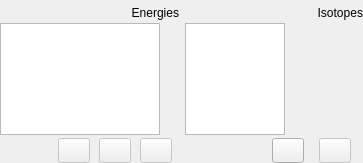
Qt form gui/analysis/widget_isotopes.ui (usnistgov/qpx-gamma) before a commit.
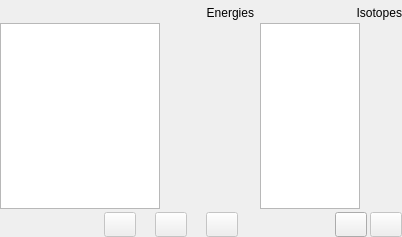
The same form after that commit. Icons and pictures are not drawn.

Patch:
```diff
--- a/gui/analysis/widget_isotopes.ui
+++ b/gui/analysis/widget_isotopes.ui
@@ -6,8 +6,8 @@
    <rect>
     <x>0</x>
     <y>0</y>
-    <width>363</width>
-    <height>163</height>
+    <width>402</width>
+    <height>237</height>
    </rect>
   </property>
   <property name="sizePolicy">
@@ -16,6 +16,12 @@
     <verstretch>0</verstretch>
    </sizepolicy>
   </property>
+  <property name="minimumSize">
+   <size>
+    <width>0</width>
+    <height>0</height>
+   </size>
+  </property>
   <property name="windowTitle">
    <string>Form</string>
   </property>
@@ -98,12 +104,34 @@
       </widget>
      </item>
      <item>
-      <layout class="QHBoxLayout" name="editEnergiesLayout">
+      <widget class="QWidget" name="groupEnergies" native="true">
+       <property name="sizePolicy">
+        <sizepolicy hsizetype="Preferred" vsizetype="Maximum">
+         <horstretch>0</horstretch>
+         <verstretch>0</verstretch>
+        </sizepolicy>
+       </property>
+       <property name="minimumSize">
+        <size>
+         <width>0</width>
+         <height>0</height>
+        </size>
+       </property>
+       <layout class="QHBoxLayout" name="horizontalLayout">
        <property name="spacing">
         <number>3</number>
        </property>
-       <property name="sizeConstraint">
-        <enum>QLayout::SetMaximumSize</enum>
+        <property name="leftMargin">
+         <number>0</number>
+        </property>
+        <property name="topMargin">
+         <number>0</number>
+        </property>
+        <property name="rightMargin">
+         <number>0</number>
+        </property>
+        <property name="bottomMargin">
+         <number>0</number>
        </property>
        <item>
         <spacer name="spacer1">
@@ -115,7 +143,7 @@
          </property>
          <property name="sizeHint" stdset="0">
           <size>
-           <width>52</width>
+            <width>88</width>
            <height>20</height>
           </size>
          </property>
@@ -245,6 +273,12 @@
         </widget>
        </item>
       </layout>
+       <zorder>spacer1</zorder>
+       <zorder>pushAddGamma</zorder>
+       <zorder>pushRemove</zorder>
+       <zorder>pushSum</zorder>
+       <zorder>pushSum</zorder>
+      </widget>
      </item>
     </layout>
    </item>
@@ -298,10 +332,35 @@
       </widget>
      </item>
      <item>
-      <layout class="QHBoxLayout" name="editIsotopesLayout">
+      <widget class="QWidget" name="groupIsotopes" native="true">
+       <property name="sizePolicy">
+        <sizepolicy hsizetype="Maximum" vsizetype="Preferred">
+         <horstretch>0</horstretch>
+         <verstretch>0</verstretch>
+        </sizepolicy>
+       </property>
+       <property name="minimumSize">
+        <size>
+         <width>0</width>
+         <height>0</height>
+        </size>
+       </property>
+       <layout class="QHBoxLayout" name="horizontalLayout_2">
        <property name="spacing">
         <number>3</number>
        </property>
+        <property name="leftMargin">
+         <number>0</number>
+        </property>
+        <property name="topMargin">
+         <number>0</number>
+        </property>
+        <property name="rightMargin">
+         <number>0</number>
+        </property>
+        <property name="bottomMargin">
+         <number>0</number>
+        </property>
        <item>
         <spacer name="spacer2">
          <property name="orientation">
@@ -398,6 +457,7 @@
         </widget>
        </item>
       </layout>
+      </widget>
      </item>
     </layout>
    </item>
```
Lines whose indentation alone changed are shown as unchanged.
